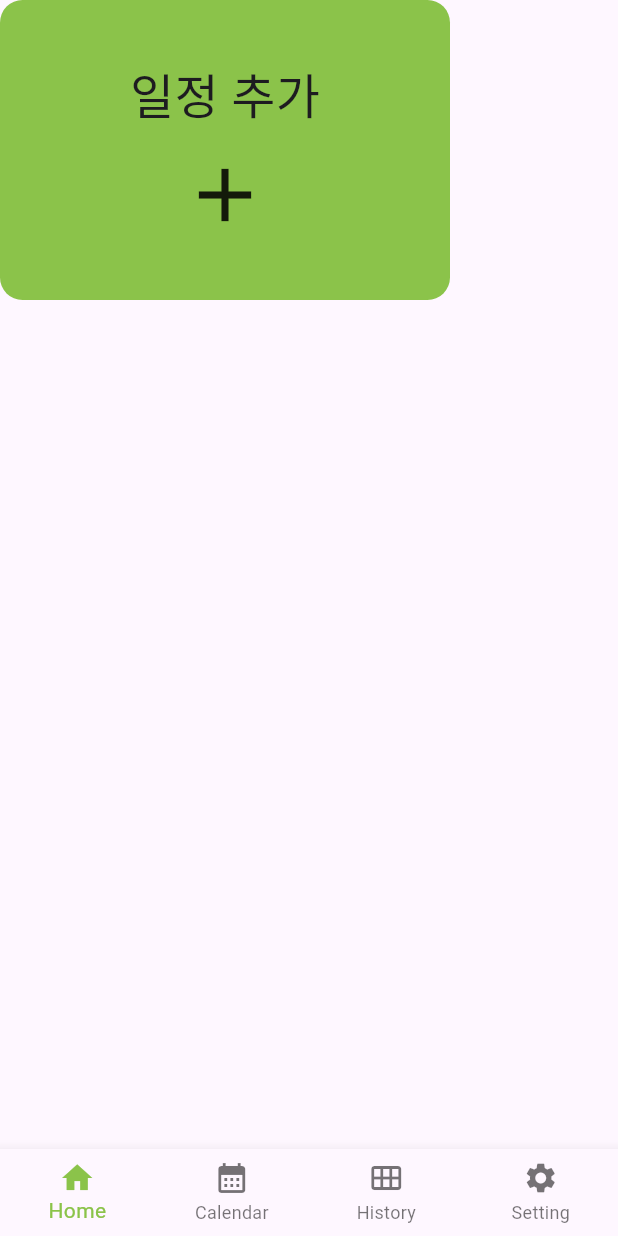
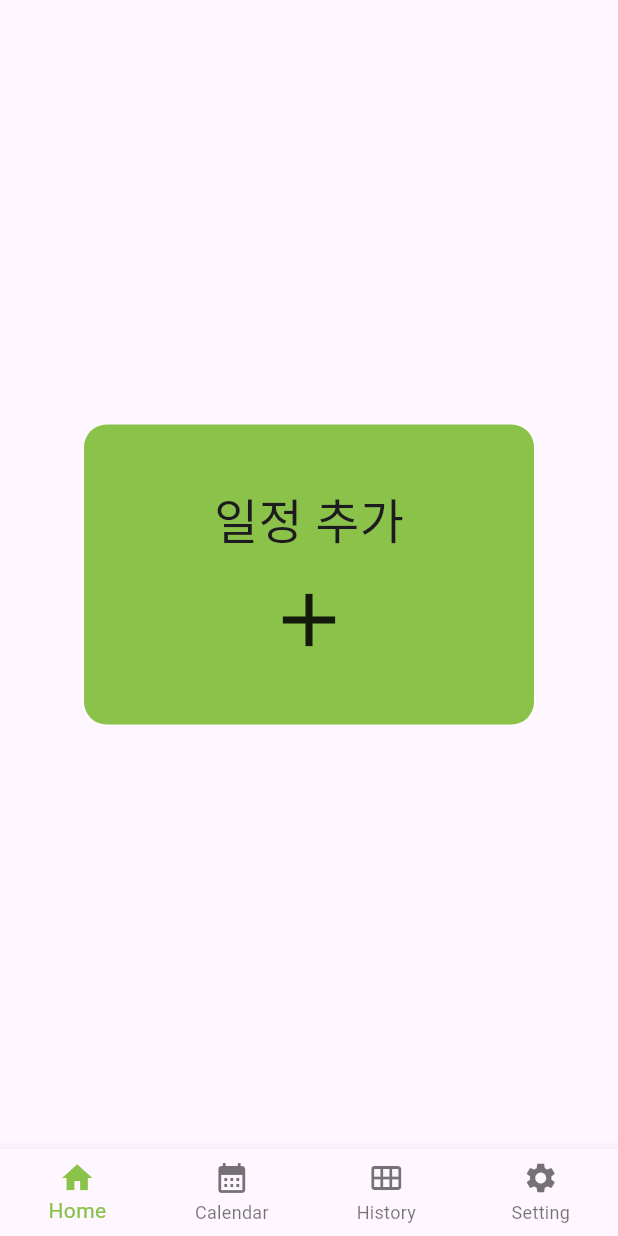
Before and after one commit to kuper0201/TimeBoxing_Fork, a Flutter app: the screen it shows after launch, on a phone screen of 412 x 824 dp. Run offline on Flutter 3.47's test engine with Material 3 defaults, Android fonts, the phone set to English and light mode, and no system bars; our stand-ins replace drift, equatable, flutter_datetime_picker_plus, syncfusion_flutter_calendar; missing offline and left inert: dart:ffi, split_view; accounts and stored records are empty; generated files the repository leaves out were written again.

Commit message:
widget centering

```diff
--- a/lib/Home.dart
+++ b/lib/Home.dart
@@ -1,6 +1,5 @@
 import 'package:flutter/material.dart';
 import 'package:time_boxing/DB/database.dart';
-import 'package:time_boxing/DB/repositoryForTimeBoxing.dart';
 import 'package:time_boxing/home_steps/StepViewPage.dart';
 import 'package:time_boxing/home_steps/data/PlanTime.dart';
 
@@ -77,14 +76,15 @@ class _HomeViewState extends State<HomeView> {
       ]),
       builder: (context, snapshot) {
         if(!snapshot.hasData) {
-          return const CircularProgressIndicator();
+          return const Center(child: CircularProgressIndicator());
         } else if(snapshot.hasError) {
-          return const Text("Error");
+          return const Center(child: Text("Error"));
         } else {
           if(snapshot.data![0].isNotEmpty || snapshot.data![1].isNotEmpty) {
             current = (snapshot.data!.first.isEmpty) ? null : snapshot.data!.first[0];
 
-            return Column(
+            return SingleChildScrollView(
+              child: Column(
                 children: [
                   buildSizedBox("현재 일정"),
                   buildPlanTile(current),
@@ -147,9 +147,11 @@ class _HomeViewState extends State<HomeView> {
                     ),
                   ),
                 ],
+              )
             );
           } else {
-            return InkWell(
+            return Center(
+              child: InkWell(
                 onTap: () {
                   Navigator.push(context, MaterialPageRoute(builder: (context) => StepViewPage())).then((v) {
                     setState(() {});
@@ -174,6 +176,7 @@ class _HomeViewState extends State<HomeView> {
                     ),
                   )
                 )
+              )
             );
           }
         }
@@ -184,7 +187,7 @@ class _HomeViewState extends State<HomeView> {
   @override
   Widget build(BuildContext context) {
     return Scaffold(
-      body: SingleChildScrollView(child: getMainWidget(context)),
+      body: getMainWidget(context),
     );
   }
 }
```
Lines whose indentation alone changed are shown as unchanged.
